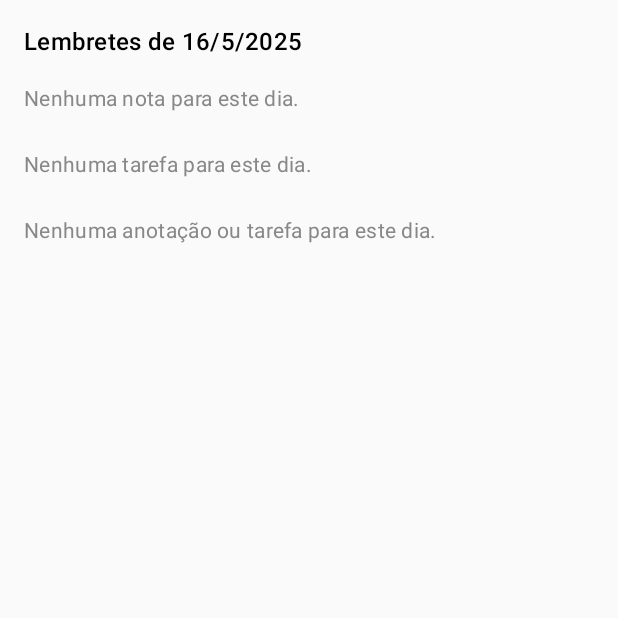
After one commit to Kamilly-code/Clouddy, an Android app built with Jetpack Compose: the DayScreen screen opened through its navigation route, on a phone screen of 412 x 824 dp, the top half of it. The commit adds this screen. Run offline under Robolectric (Android 15) with nearby library versions, the phone set to English and light mode, and no system bars; our stand-ins replace Dagger/Hilt's generated code, Firebase (no records; nobody signed in at launch, a user with empty details on screens opened directly), Room's generated code, livedata-compose; Roboto replaces fonts that are not available here.

Commit message:
Add: nueva view

```diff
--- a/app/src/main/java/com/clouddy/application/core/navigation/NavigationWrapper.kt
+++ b/app/src/main/java/com/clouddy/application/core/navigation/NavigationWrapper.kt
@@ -5,6 +5,8 @@ import androidx.lifecycle.viewmodel.compose.viewModel
 import androidx.navigation.compose.NavHost
 import androidx.navigation.compose.composable
 import androidx.navigation.compose.rememberNavController
+import com.clouddy.application.ui.screen.calendar.screen.DayScreen
+import com.clouddy.application.ui.screen.calendar.screen.FullScreenCalendar
 import com.clouddy.application.ui.screen.login.screen.LoginScreen
 import com.clouddy.application.ui.screen.login.screen.RegistroScreen
 import com.clouddy.application.ui.screen.home.HomeScreen
@@ -31,7 +33,8 @@ fun NavigationWrapper() {
                     navController.navigate(Login)},
                 navigateToNotes = { navController.navigate(Notes) },
                 navigateToPomodoro = { navController.navigate(Pomodoro) },
-                navigateToTask = { navController.navigate(Task)  }
+                navigateToTask = { navController.navigate(Task)  } ,
+                navigateToCalendar = { navController.navigate(Calendar)  }
             )
         }
 
@@ -59,5 +62,14 @@ fun NavigationWrapper() {
             PomodoroScreen()
         }
 
+        composable<Calendar> {
+            FullScreenCalendar( navigateToDayScreen = { navController.navigate(DayScreen) })
+        }
+
+        composable<DayScreen> { backStackEntry ->
+            DayScreen(  )
+
+        }
+
     }
 }
--- a/app/src/main/java/com/clouddy/application/core/navigation/Screens.kt
+++ b/app/src/main/java/com/clouddy/application/core/navigation/Screens.kt
@@ -22,3 +22,9 @@ object Pomodoro
 
 @Serializable
 object PomodoroScreen
+
+@Serializable
+object DayScreen
+
+@Serializable
+object Calendar
--- a/app/src/main/java/com/clouddy/application/data/local/dao/NoteDao.kt
+++ b/app/src/main/java/com/clouddy/application/data/local/dao/NoteDao.kt
@@ -1,4 +1,5 @@
 package com.clouddy.application.data.local.dao
+
 
 import androidx.lifecycle.LiveData
 import androidx.room.Dao
@@ -37,4 +38,7 @@ interface NoteDao {
     @Query("SELECT * FROM notes_table WHERE isUpdated = 1 ")
     suspend fun getUpdatedNotes(): List<Note>
 
+    @Query("SELECT * FROM notes_table WHERE date = :date")
+    fun getNotesByDate(date: String): LiveData<List<Note>>
+
 }
--- a/app/src/main/java/com/clouddy/application/data/local/dao/TaskDao.kt
+++ b/app/src/main/java/com/clouddy/application/data/local/dao/TaskDao.kt
@@ -1,6 +1,7 @@
 package com.clouddy.application.data.local.dao
 
 
+import androidx.lifecycle.LiveData
 import androidx.room.Dao
 import androidx.room.Delete
 import androidx.room.Insert
@@ -14,7 +15,7 @@ import kotlinx.coroutines.flow.Flow
 interface TaskDao {
 
     @Insert(onConflict = OnConflictStrategy.Companion.REPLACE)
-    suspend fun insert(task: Task)
+    suspend fun insert(task: Task): Long
 
     @Delete
     suspend fun delete(task: Task)
@@ -25,4 +26,7 @@ interface TaskDao {
     @Query("SELECT * FROM task_table")
     fun getAllTasks(): Flow<List<Task>>
 
+    @Query("SELECT * FROM task_table WHERE date = :selectedDate")
+    fun getTasksByDate(selectedDate: String): LiveData<List<Task>>
+
 }
--- a/app/src/main/java/com/clouddy/application/data/local/db/NoteDataBase.kt
+++ b/app/src/main/java/com/clouddy/application/data/local/db/NoteDataBase.kt
@@ -5,7 +5,7 @@ import androidx.room.RoomDatabase
 import com.clouddy.application.data.local.dao.NoteDao
 import com.clouddy.application.data.local.entity.Note
 
-@Database(entities = [Note::class], version = 10, exportSchema = false)
+@Database(entities = [Note::class], version = 11, exportSchema = false)
 abstract class NoteDataBase : RoomDatabase() {
 
     abstract fun getNoteDao() : NoteDao
--- a/app/src/main/java/com/clouddy/application/data/local/db/TaskDatabase.kt
+++ b/app/src/main/java/com/clouddy/application/data/local/db/TaskDatabase.kt
@@ -5,7 +5,7 @@ import androidx.room.RoomDatabase
 import com.clouddy.application.data.local.dao.TaskDao
 import com.clouddy.application.data.local.entity.Task
 
-@Database(entities = [Task::class], version = 2 , exportSchema = false)
+@Database(entities = [Task::class], version = 3 , exportSchema = false)
 abstract class TaskDatabase : RoomDatabase() {
     abstract fun taskDao(): TaskDao
 }
--- a/app/src/main/java/com/clouddy/application/data/local/entity/Note.kt
+++ b/app/src/main/java/com/clouddy/application/data/local/entity/Note.kt
@@ -10,7 +10,7 @@ data class Note(
     val remoteId: String? = null,
     @ColumnInfo(name = "title") val title: String? = " ",
     @ColumnInfo(name = "note") val note: String? = " ",
-    @ColumnInfo(name = "date") val date: String? = " ",
+    @ColumnInfo(name = "date") val date: String,
     val isSynced: Boolean = false,
     val isDeleted: Boolean = false,
     val isUpdated: Boolean = false
--- a/app/src/main/java/com/clouddy/application/data/local/entity/Task.kt
+++ b/app/src/main/java/com/clouddy/application/data/local/entity/Task.kt
@@ -8,5 +8,6 @@ import androidx.room.PrimaryKey
 data class Task(
     @PrimaryKey(autoGenerate = true) val id: Int = 0,
     @ColumnInfo(name = "task") val task: String,
-    @ColumnInfo(name = "isCompleted") val isCompleted: Boolean = false
+    @ColumnInfo(name = "isCompleted") val isCompleted: Boolean = false,
+    @ColumnInfo(name = "date") val date: String
 )
--- a/app/src/main/java/com/clouddy/application/data/local/repository/NotesRepository.kt
+++ b/app/src/main/java/com/clouddy/application/data/local/repository/NotesRepository.kt
@@ -3,6 +3,7 @@ package com.clouddy.application.data.local.repository
 import android.R.attr.id
 import android.content.Context
 import android.util.Log
+import androidx.lifecycle.LiveData
 import com.clouddy.application.core.utils.NetworkUtils
 import com.clouddy.application.data.local.dao.NoteDao
 import com.clouddy.application.data.local.entity.Note
@@ -34,6 +35,9 @@ class NotesRepository @Inject constructor(private val noteDao: NoteDao,
     suspend fun delete(note: Note) = withContext(Dispatchers.IO) {
         noteDao.delete(note)
     }
+
+    fun getNotesByDate(date: String): LiveData<List<Note>> =  noteDao.getNotesByDate(date)
+
 
     // Métodos auxiliares para manejar NoteItem en el ViewModel
     suspend fun insertNoteRemoteAndLocal(note: Note) = withContext(Dispatchers.IO) {
--- a/app/src/main/java/com/clouddy/application/data/local/repository/TaskRepository.kt
+++ b/app/src/main/java/com/clouddy/application/data/local/repository/TaskRepository.kt
@@ -1,7 +1,10 @@
 package com.clouddy.application.data.local.repository
 
+import androidx.lifecycle.LiveData
 import com.clouddy.application.data.local.dao.TaskDao
+import com.clouddy.application.data.local.entity.Note
 import com.clouddy.application.data.local.entity.Task
+import kotlinx.coroutines.flow.Flow
 import javax.inject.Inject
 import javax.inject.Singleton
 
@@ -12,5 +15,5 @@ class TaskRepository @Inject constructor(private val dao: TaskDao) {
     suspend fun insert(task: Task) = dao.insert(task)
     suspend fun delete(task: Task) = dao.delete(task)
     suspend fun update(task: Task) = dao.update(task.id, task.isCompleted)
-
+    fun getTasksByDate(date: String): LiveData<List<Task>> =  dao.getTasksByDate(date)
 }
--- a/app/src/main/java/com/clouddy/application/ui/MainActivity.kt
+++ b/app/src/main/java/com/clouddy/application/ui/MainActivity.kt
@@ -4,7 +4,8 @@ import android.os.Bundle
 import androidx.activity.ComponentActivity
 import androidx.activity.compose.setContent
 import androidx.activity.enableEdgeToEdge
-import com.clouddy.application.ui.screen.calendar.FullScreenCalendar
+import androidx.navigation.compose.rememberNavController
+import com.clouddy.application.core.navigation.NavigationWrapper
 import com.example.clouddy.ui.theme.ClouddyTheme
 import dagger.hilt.android.AndroidEntryPoint
 
@@ -15,10 +16,12 @@ class MainActivity : ComponentActivity() {
         enableEdgeToEdge()
         setContent {
             ClouddyTheme {
-               // NavigationWrapper()
+                val navController = rememberNavController()
+                NavigationWrapper()
                // PomodoroScreen()
                //PomodoroList(navController = rememberNavController())
-                FullScreenCalendar( selectedDate = null, onDateSelected = {})
+               // FullScreenCalendar( onDateSelected = {}, navigateToDayScreen = {navController.navigate(
+               //     DayScreen)})
 
             }
         }
--- /dev/null
+++ b/app/src/main/java/com/clouddy/application/ui/screen/calendar/screen/DayScreen.kt
@@ -0,0 +1,129 @@
+package com.clouddy.application.ui.screen.calendar.screen
+
+import android.util.Log
+import androidx.compose.foundation.layout.Column
+import androidx.compose.foundation.layout.Row
+import androidx.compose.foundation.layout.Spacer
+import androidx.compose.foundation.layout.fillMaxSize
+import androidx.compose.foundation.layout.fillMaxWidth
+import androidx.compose.foundation.layout.height
+import androidx.compose.foundation.layout.padding
+import androidx.compose.material3.Card
+import androidx.compose.material3.CardDefaults
+import androidx.compose.material3.Checkbox
+import androidx.compose.material3.MaterialTheme
+import androidx.compose.material3.Text
+import androidx.compose.runtime.Composable
+import androidx.compose.runtime.livedata.observeAsState
+import androidx.compose.runtime.remember
+import androidx.compose.ui.Alignment
+import androidx.compose.ui.Modifier
+import androidx.compose.ui.graphics.Color
+import androidx.compose.ui.unit.dp
+import com.clouddy.application.ui.screen.calendar.viewModel.CalendarViewModel
+import java.time.LocalDate
+import androidx.compose.runtime.getValue
+import androidx.hilt.navigation.compose.hiltViewModel
+import androidx.lifecycle.viewmodel.compose.viewModel
+import com.clouddy.application.ui.screen.pomodoro.viewModel.PomodoroViewModel
+import com.example.clouddy.ui.theme.ClouddyTheme
+import java.time.format.DateTimeFormatter
+
+@Composable
+fun DayScreen(){
+
+    val calendarViewModel: CalendarViewModel = hiltViewModel()
+
+    val selectedDate = remember { LocalDate.now() }
+    val selectedDateStr = selectedDate.format(DateTimeFormatter.ofPattern("dd-MM-yyyy"))
+
+    val notes by calendarViewModel.getNotesForDate(selectedDate).observeAsState(emptyList())
+    val tasks by calendarViewModel.getTasksForDate(selectedDate).observeAsState(emptyList())
+
+    println("Notas carregadas: $notes")
+    println("Tarefas carregadas: $tasks")
+
+    ClouddyTheme {
+        Column(
+            modifier = Modifier
+                .fillMaxSize()
+                .padding(16.dp)
+        ) {
+            Text(
+                text = "Lembretes de ${selectedDate.dayOfMonth}/${selectedDate.monthValue}/${selectedDate.year}",
+                style = MaterialTheme.typography.titleMedium
+            )
+
+            Spacer(modifier = Modifier.height(16.dp))
+
+            // Seção de Notas
+            if (notes.isNotEmpty()) {
+                Text(text = "📝 Notas", style = MaterialTheme.typography.titleSmall)
+                Spacer(modifier = Modifier.height(8.dp))
+                notes.forEach { note ->
+                    Card(
+                        modifier = Modifier
+                            .fillMaxWidth()
+                            .padding(vertical = 4.dp),
+                        elevation = CardDefaults.cardElevation(4.dp)
+                    ) {
+                        Column(modifier = Modifier.padding(8.dp)) {
+                            Text(
+                                text = note.title ?: "Sem título",
+                                style = MaterialTheme.typography.bodyMedium
+                            )
+                            Text(
+                                text = note.note?: "Sem conteúdo",
+                                style = MaterialTheme.typography.bodySmall
+                            )
+                        }
+                    }
+                }
+            } else {
+                Text(
+                    text = "Nenhuma nota para este dia.",
+                    style = MaterialTheme.typography.bodyMedium,
+                    color = Color.Gray
+                )
+            }
+            Log.d("DayScreen", "Notas recebidas do ViewModel: $notes (quantidade = ${notes.size})")
+            Spacer(modifier = Modifier.height(24.dp))
+
+            // Seção de Tarefas
+            if (tasks.isNotEmpty()) {
+                Text(text = "✅ Tarefas", style = MaterialTheme.typography.titleSmall)
+                Spacer(modifier = Modifier.height(8.dp))
+                tasks.forEach { task ->
+                    Row(
+                        modifier = Modifier
+                            .fillMaxWidth()
+                            .padding(vertical = 4.dp),
+                        verticalAlignment = Alignment.CenterVertically
+                    ) {
+                        Checkbox(
+                            checked = task.isCompleted,
+                            onCheckedChange = { /* TODO: atualizar no banco */ }
+                        )
+                        Text(text = task.task)
+                    }
+                }
+            } else {
+                Text(
+                    text = "Nenhuma tarefa para este dia.",
+                    style = MaterialTheme.typography.bodyMedium,
+                    color = Color.Gray
+                )
+            }
+
+            // Caso não haja notas nem tarefas
+            if (notes.isEmpty() && tasks.isEmpty()) {
+                Spacer(modifier = Modifier.height(24.dp))
+                Text(
+                    text = "Nenhuma anotação ou tarefa para este dia.",
+                    style = MaterialTheme.typography.bodyMedium,
+                    color = Color.Gray
+                )
+            }
+        }
+    }
+}
--- /dev/null
+++ b/app/src/main/java/com/clouddy/application/ui/screen/calendar/viewModel/CalendarViewModel.kt
@@ -0,0 +1,46 @@
+package com.clouddy.application.ui.screen.calendar.viewModel
+
+import android.util.Log
+import androidx.lifecycle.LiveData
+import androidx.lifecycle.ViewModel
+import androidx.lifecycle.viewModelScope
+import com.clouddy.application.data.local.dao.NoteDao
+import com.clouddy.application.data.local.dao.TaskDao
+import com.clouddy.application.data.local.entity.Note
+import com.clouddy.application.data.local.entity.Task
+import dagger.hilt.android.lifecycle.HiltViewModel
+import kotlinx.coroutines.launch
+import java.time.LocalDate
+import java.time.format.DateTimeFormatter
+import javax.inject.Inject
+
+@HiltViewModel
+class CalendarViewModel @Inject constructor(
+    private val noteDao: NoteDao,
+    private val taskDao: TaskDao
+) : ViewModel() {
+
+    fun formatDate(date: LocalDate): String {
+        val formatter = DateTimeFormatter.ofPattern("yyyy-MM-dd")
+        return date.format(formatter)
+    }
+
+    fun getNotesForDate(date: LocalDate): LiveData<List<Note>> {
+        val formattedDate = date.format(DateTimeFormatter.ofPattern("yyyy-MM-dd"))
+        Log.d("CalendarViewModel", "Buscando notas para data: $formattedDate")
+        return noteDao.getNotesByDate(formattedDate)
+    }
+
+    fun getTasksForDate(date: LocalDate): LiveData<List<Task>> {
+        val formattedDate = formatDate(date)
+        return taskDao.getTasksByDate(formattedDate)
+    }
+
+    fun updateTaskCompletion(task: Task) {
+        viewModelScope.launch {
+            task.id?.let { taskId ->
+                taskDao.update(taskId, !task.isCompleted)
+            }
+        }
+    }
+}
--- a/app/src/main/java/com/clouddy/application/ui/screen/home/HomeScreen.kt
+++ b/app/src/main/java/com/clouddy/application/ui/screen/home/HomeScreen.kt
@@ -30,10 +30,13 @@ import com.clouddy.application.ui.screen.login.viewModel.AuthVM
 import com.example.clouddy.ui.theme.ClouddyTheme
 
 @Composable
-fun HomeScreen(navigateToLogin: () -> Unit,
-               navigateToNotes: () -> Unit,
-               navigateToTask: () -> Unit,
-               navigateToPomodoro: () -> Unit) {
+fun HomeScreen(
+    navigateToLogin: () -> Unit,
+    navigateToNotes: () -> Unit,
+    navigateToTask: () -> Unit,
+    navigateToPomodoro: () -> Unit,
+    navigateToCalendar: () -> Unit
+) {
     ClouddyTheme {
         val authVM: AuthVM = hiltViewModel()
         val authState = authVM.authState.observeAsState()
@@ -101,6 +104,14 @@ fun HomeScreen(navigateToLogin: () -> Unit,
                             ) {
                                 Text(text = "Task")
                             }
+                            Button(
+                                onClick = { navigateToCalendar() },
+                                modifier = Modifier
+                                    .fillMaxWidth()
+                                    .height(48.dp)
+                            ) {
+                                Text(text = "Calendar")
+                            }
                             Button(onClick = { authVM.signOut() },
                                 modifier = Modifier
                                     .fillMaxWidth()
--- a/app/src/main/java/com/clouddy/application/ui/screen/notes/screen/AddNote.kt
+++ b/app/src/main/java/com/clouddy/application/ui/screen/notes/screen/AddNote.kt
@@ -77,7 +77,7 @@ fun AddNote(
 
                         IconButton(onClick = {
                             if (title.isNotBlank() && content.isNotBlank()) {
-                                val currentDate = SimpleDateFormat("dd/MM/yyyy", Locale.getDefault()).format(Date())
+                                val currentDate = SimpleDateFormat("yyyy-MM-dd", Locale.getDefault()).format(Date())
                                 val newNote = Note(
                                     id = noteToEdit?.id,
                                     remoteId = noteToEdit?.remoteId ?: "",
```
Also changed, not shown: app/src/main/java/com/clouddy/application/ui/screen/calendar/screen/FullScreenCalendar.kt (renamed from app/src/main/java/com/clouddy/application/ui/screen/calendar/FullScreenCalendar.kt, +9 -10 lines), app/src/main/java/com/clouddy/application/ui/screen/notes/viewModel/NotesViewModel.kt (+14 -1 lines), app/src/main/java/com/clouddy/application/ui/screen/toDo/viewModel/TaskViewModel.kt (+18 -1 lines).
